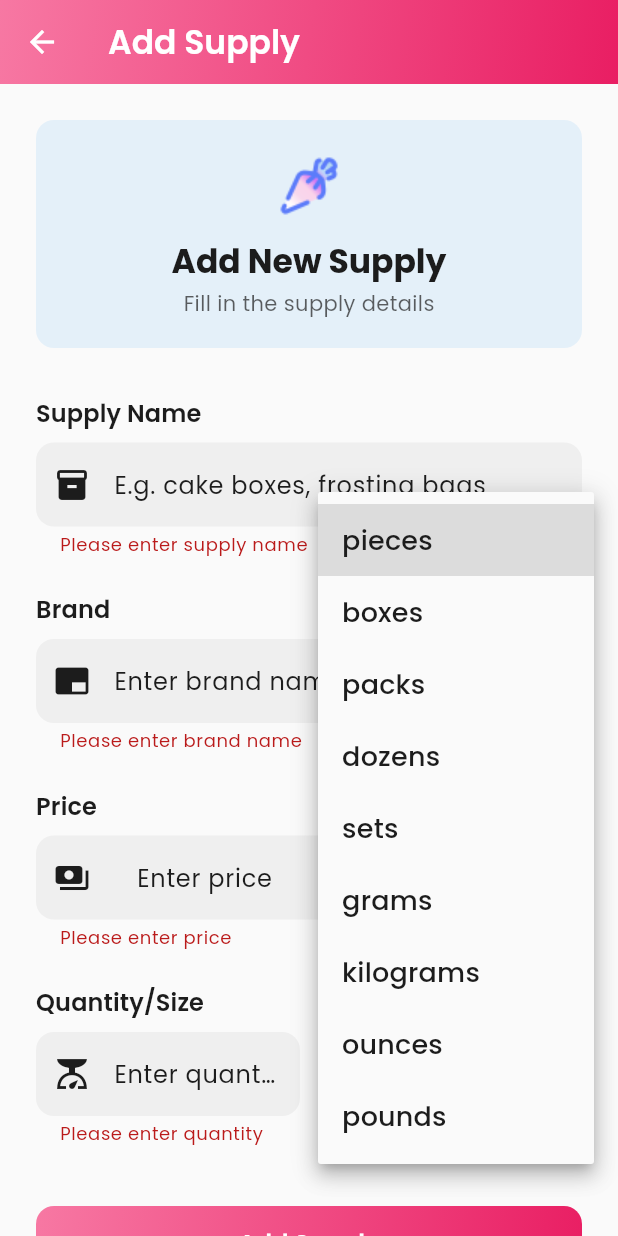
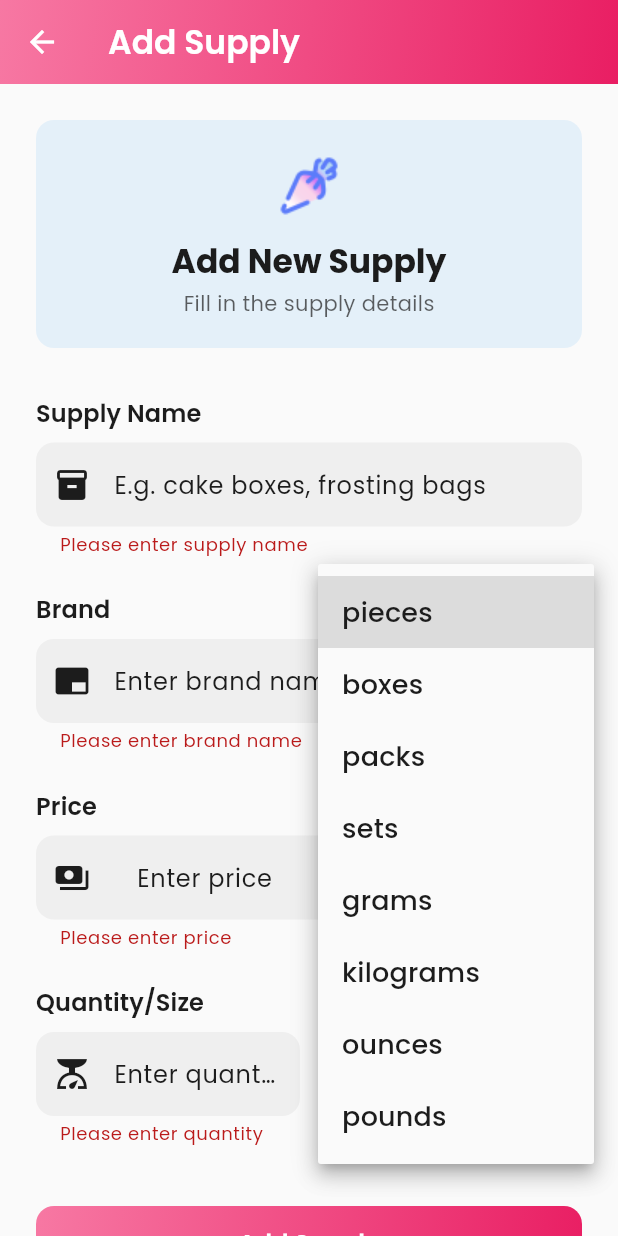
Before and after one commit to cakeaide18-ai/cake_aide_basic, a Flutter app: the AddSupplyScreen screen opened directly, after a tap on "Add Supply", after a tap on "pieces", on a phone screen of 412 x 824 dp. Run offline on Flutter 3.47's test engine with Material 3 defaults, Android fonts, the light colour scheme and no system bars; our stand-ins replace cloud_firestore, file_picker, firebase_auth, firebase_core, flutter_local_notifications, google_fonts and 7 more; missing offline and left inert: background_fetch; accounts and stored records are empty.

Commit message:
fix: remove dozen/dozens from unit dropdowns
- Remove 'dozen' from ingredients unit list
- Remove 'dozens' from supplies unit list
- Fixes calculation issues where dozen was treated as 1 piece instead of 12
- Users can now use 'pieces' for eggs and manually count by 12s

```diff
--- a/lib/screens/ingredients/add_ingredient_screen.dart
+++ b/lib/screens/ingredients/add_ingredient_screen.dart
@@ -28,7 +28,6 @@ class _AddIngredientScreenState extends State<AddIngredientScreen> {
     'liters',
     'milliliters',
     'pieces',
-    'dozen',
     'bottles',
     'cups',
     'tablespoons',
--- a/lib/screens/supplies/add_supply_screen.dart
+++ b/lib/screens/supplies/add_supply_screen.dart
@@ -23,7 +23,7 @@ class _AddSupplyScreenState extends State<AddSupplyScreen> {
 
   String _selectedUnit = 'pieces';
 
-  final List<String> _units = ['pieces', 'boxes', 'packs', 'dozens', 'sets', 'grams', 'kilograms', 'ounces', 'pounds'];
+  final List<String> _units = ['pieces', 'boxes', 'packs', 'sets', 'grams', 'kilograms', 'ounces', 'pounds'];
 
   final SupplyRepository _repository = SupplyRepository();
   final SettingsService _settingsService = SettingsService();
```
